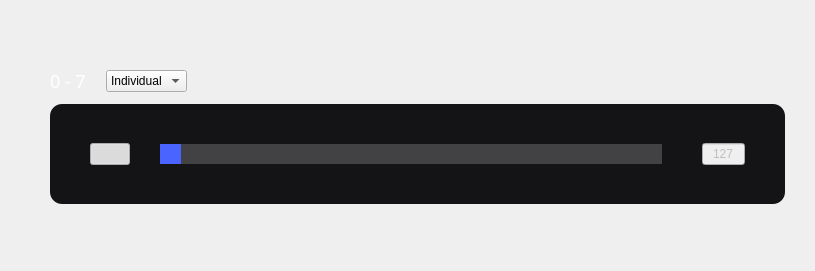
The window that ui/digitalIoElement.ui (analogdevicesinc/scopy) describes before a commit, drawn with Qt 5.
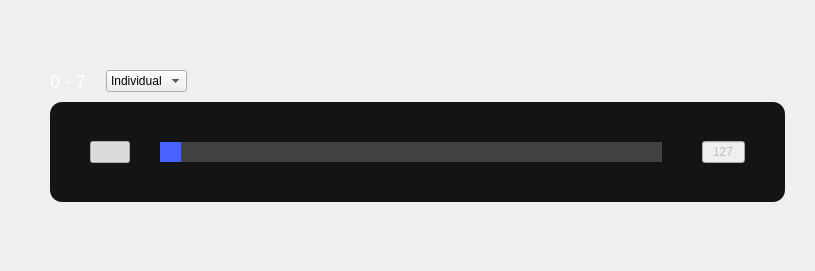
The same window after the commit. Icons and pictures are not drawn. Custom widgets are drawn as their Qt base class.

Commit message: App: deleted all fonts from stylesheets and source files and set application font to Open Sans

What changed in the file:
```diff
--- a/ui/digitalIoElement.ui
+++ b/ui/digitalIoElement.ui
@@ -69,7 +69,7 @@
        </property>
        <property name="styleSheet">
         <string notr="true">height: 55px;	width: 195px;	color: rgba(255,255,255,255);
-  font-family: ArialMT;
+  
   font-size: 18px;
   font-weight: normal;
   font-style: normal;</string>
```
The commit also changes 42 other files.
